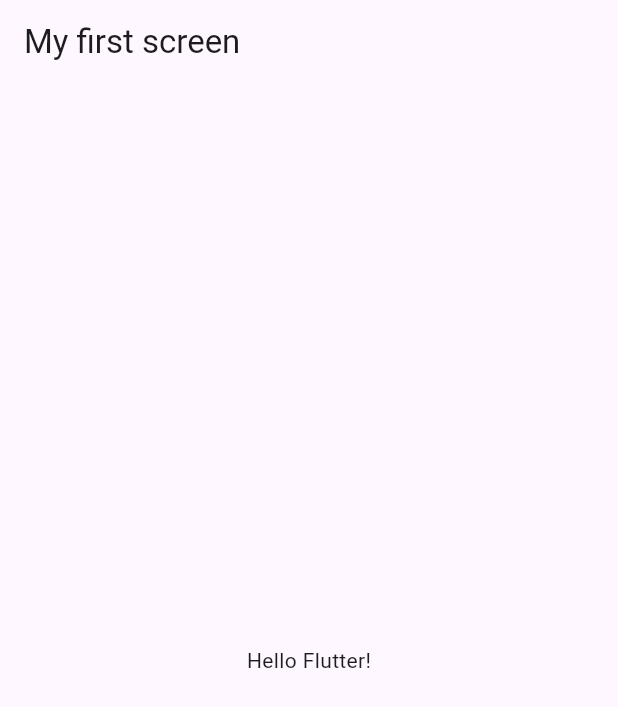
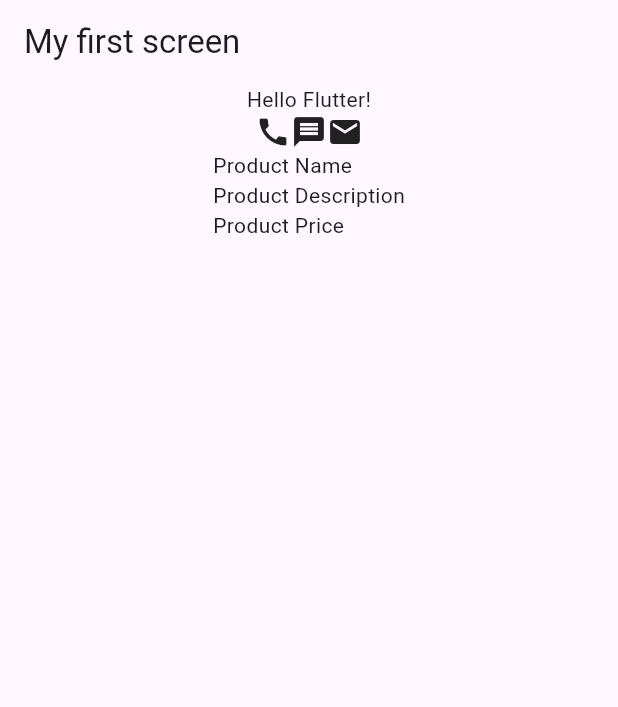
Before and after one commit to AkifNaveed12/app-dev-labs, a Flutter app: the screen it shows after launch, on a phone screen of 412 x 824 dp. Shown: the top 707 px of the screen. Run offline on Flutter 3.47's test engine with Material 3 defaults, Android fonts, the phone set to English and light mode, and no system bars.

Commit message:
row and column widgets main axis and cross axis demo and basic understading of the things

```diff
--- a/mids-prep/foundations/lib/main.dart
+++ b/mids-prep/foundations/lib/main.dart
@@ -1,4 +1,3 @@
-
 import 'package:flutter/material.dart';
 
 void main() {
@@ -10,9 +9,7 @@ class MyApp extends StatelessWidget {
 
   @override
   Widget build(BuildContext context) {
-    return const MaterialApp(
-      home: HomeScreen(),
-    );
+    return const MaterialApp(home: HomeScreen());
   }
 }
 
@@ -22,12 +19,29 @@ class HomeScreen extends StatelessWidget {
   @override
   Widget build(BuildContext context) {
     return Scaffold(
-      appBar: AppBar(
-        title: const Text('My first screen'),
-      ),
-      body: const Center(
-        child: Text('Hello Flutter!'),
-      ),
-    );
-  }
+      appBar: AppBar(title: const Text('My first screen')),
+      body: Column(
+          children: [
+            Text('Hello Flutter!'),
+            Row(
+              mainAxisAlignment: MainAxisAlignment.center,
+              children: [
+              Icon(Icons.call),
+              Icon(Icons.message),
+              Icon(Icons.email),
+              ],
+            ),
+            Column(
+              mainAxisAlignment: MainAxisAlignment.center,
+              crossAxisAlignment: CrossAxisAlignment.start,
+              children: [
+                Text('Product Name'),
+                Text('Product Description'),
+                Text('Product Price'),
+              ],
+            ),
+          ],
+        ),
+      );
+    }
 }
```
